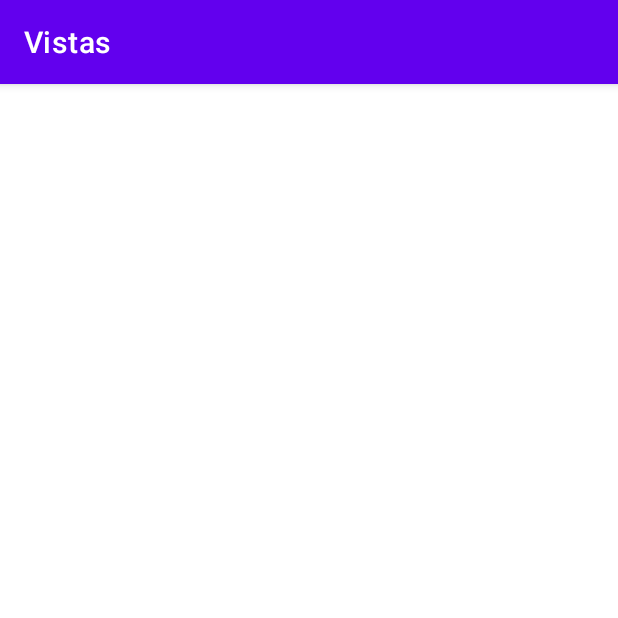
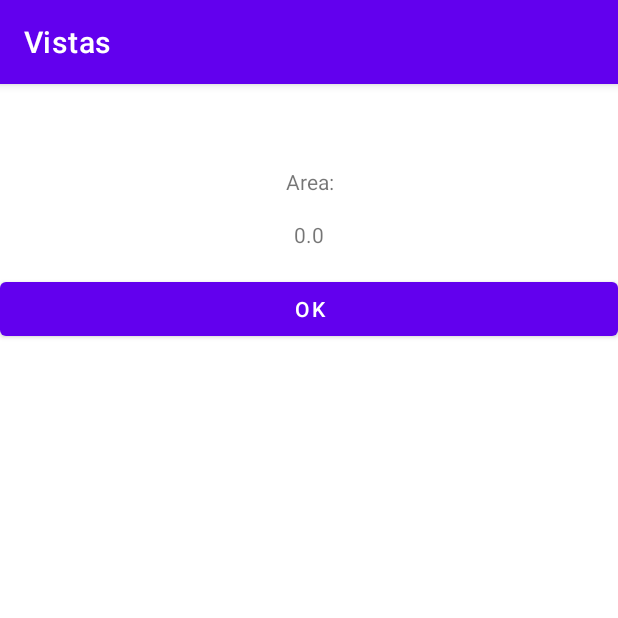
Before and after one commit to ingcoty/vistas, an Android app: the Resultado screen opened directly, with no data from a screen before it, on a phone screen of 412 x 824 dp, the top half of it. Run offline under Robolectric (Android 15) with nearby library versions, the phone set to English and light mode, and no system bars; 3 statements that could not run were skipped.

```diff
--- a/app/src/main/java/com/example/vistas/Resultado.java
+++ b/app/src/main/java/com/example/vistas/Resultado.java
@@ -2,13 +2,43 @@ package com.example.vistas;
 
 import androidx.appcompat.app.AppCompatActivity;
 
+import android.content.Intent;
 import android.os.Bundle;
+import android.view.View;
+import android.widget.TextView;
 
 public class Resultado extends AppCompatActivity {
+
+    private TextView titulo;
+    private TextView lblResultado;
+    private TextView lblResultText;
 
     @Override
     protected void onCreate(Bundle savedInstanceState) {
         super.onCreate(savedInstanceState);
         setContentView(R.layout.activity_resultado);
+
+        titulo = findViewById(R.id.lblTituloResultado);
+        lblResultado = findViewById(R.id.lblResultadoValue);
+        lblResultText = findViewById(R.id.lblResultado);
+
+        Bundle b = getIntent().getExtras();
+        double area = b.getDouble("area");
+        String title = b.getString("title");
+        int show = b.getInt("show");
+
+        if(show == 0){
+            lblResultText.setText(R.string.lblResultadoArea);
+        }else{
+            lblResultText.setText(R.string.lblResultadoVolume);
+        }
+        titulo.setText(title);
+        lblResultado.setText(Double.toString(area));
+
+    }
+
+    public void goback(View v){
+        Intent intent = new Intent(Resultado.this, MainActivity.class);
+        startActivity(intent);
     }
 }
--- a/app/src/main/res/layout/activity_resultado.xml
+++ b/app/src/main/res/layout/activity_resultado.xml
@@ -1,9 +1,39 @@
 <?xml version="1.0" encoding="utf-8"?>
-<androidx.constraintlayout.widget.ConstraintLayout xmlns:android="http://schemas.android.com/apk/res/android"
+<LinearLayout xmlns:android="http://schemas.android.com/apk/res/android"
     xmlns:app="http://schemas.android.com/apk/res-auto"
     xmlns:tools="http://schemas.android.com/tools"
     android:layout_width="match_parent"
     android:layout_height="match_parent"
+    android:orientation="vertical"
     tools:context=".Resultado">
 
-</androidx.constraintlayout.widget.ConstraintLayout>
+    <TextView
+        android:id="@+id/lblTituloResultado"
+        android:layout_width="match_parent"
+        android:layout_height="55dp"
+        android:text="@string/titulo_resultado"
+        android:textAlignment="center"
+        android:textSize="18sp"
+        android:textStyle="bold" />
+
+    <TextView
+        android:id="@+id/lblResultado"
+        android:layout_width="match_parent"
+        android:layout_height="35dp"
+        android:text="@string/lblResultadoArea"
+        android:textAlignment="center"
+        android:textSize="14sp" />
+
+    <TextView
+        android:id="@+id/lblResultadoValue"
+        android:layout_width="match_parent"
+        android:layout_height="35dp"
+        android:textAlignment="center" />
+
+    <Button
+        android:id="@+id/btnOk"
+        android:layout_width="match_parent"
+        android:layout_height="wrap_content"
+        android:onClick="goback"
+        android:text="@string/btnOk" />
+</LinearLayout>
--- a/app/src/main/res/values/strings.xml
+++ b/app/src/main/res/values/strings.xml
@@ -15,6 +15,11 @@
     <string name="lblbase">Base</string>
     <string name="lblaltura">Altura</string>
     <string name="lblradio">Radio</string>
+    <string name="titulo_resultado" />
+    <string name="lblResultadoArea">Area:</string>
+    <string name="btnOk">Ok</string>
+    <string name="lblResultadoVolume">Volumen</string>
+    <string name="errcuadrado">Digite el dato solicitado</string>
 
     <string-array name="opciones">
         <item>@string/opt1</item>
```
Also changed, not shown: app/src/main/java/com/example/vistas/Calculo.java (+114 -9 lines).
